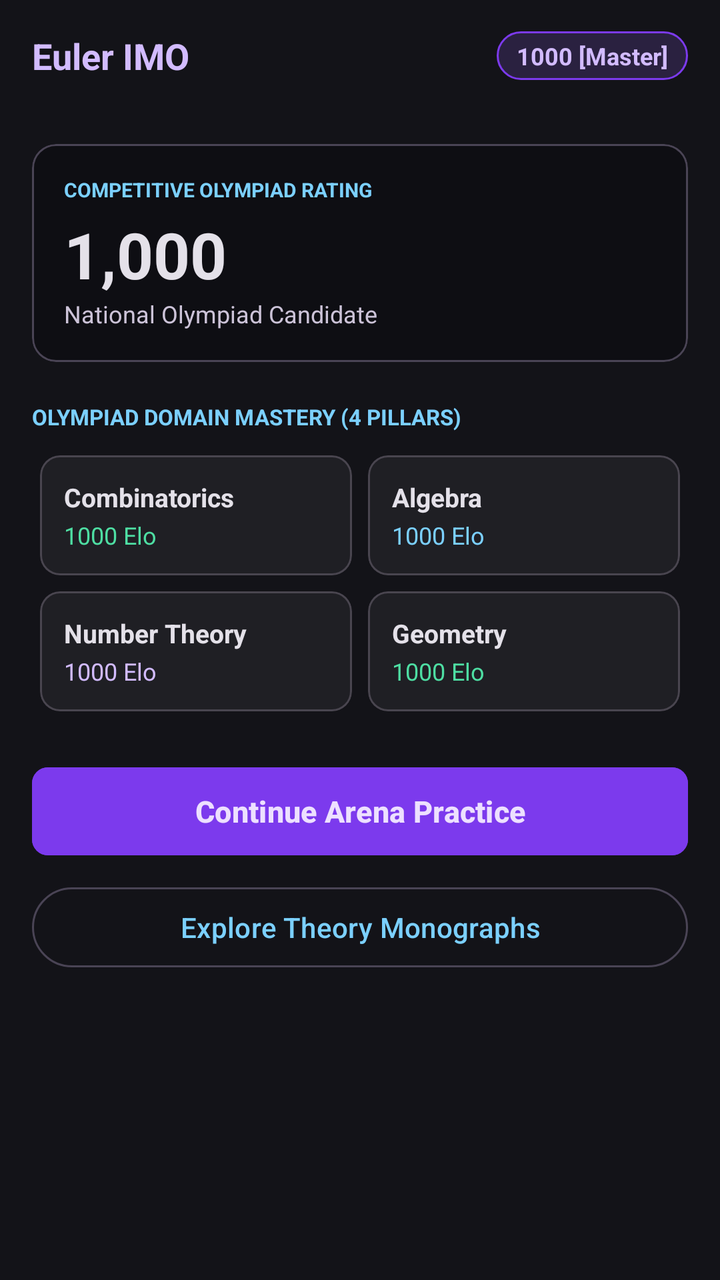
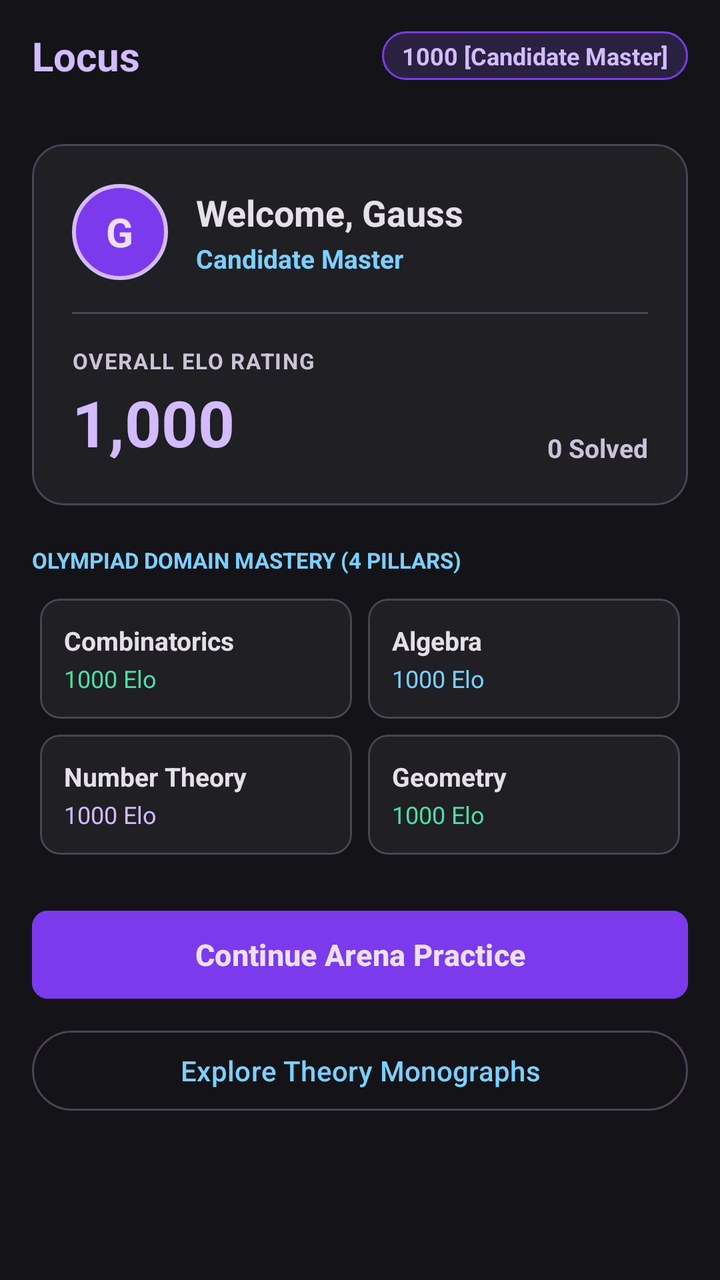

Screens rendered from an Android XML layout before and after an edit, with the pre-edit source and the edit as a unified diff.
<!-- AndroidManifest.xml: application theme Theme.LocusMathOlympiad -->
<!-- res/layout/activity_dashboard.xml -->
<?xml version="1.0" encoding="utf-8"?>
<androidx.coordinatorlayout.widget.CoordinatorLayout xmlns:android="http://schemas.android.com/apk/res/android"
    xmlns:app="http://schemas.android.com/apk/res-auto"
    xmlns:tools="http://schemas.android.com/tools"
    android:layout_width="match_parent"
    android:layout_height="match_parent"
    android:background="@color/background">

    
    <com.google.android.material.appbar.AppBarLayout
        android:layout_width="match_parent"
        android:layout_height="wrap_content"
        android:background="@color/surface">

        <androidx.appcompat.widget.Toolbar
            android:id="@+id/dashboardToolbar"
            android:layout_width="match_parent"
            android:layout_height="56dp"
            android:paddingHorizontal="16dp">

            <TextView
                android:layout_width="wrap_content"
                android:layout_height="wrap_content"
                android:text="Euler IMO"
                android:textColor="@color/primary"
                android:textSize="18sp"
                android:textStyle="bold" />

            <TextView
                android:id="@+id/tvMasterBadge"
                android:layout_width="wrap_content"
                android:layout_height="wrap_content"
                android:layout_gravity="end"
                android:background="@drawable/badge_rounded_violet"
                android:paddingHorizontal="10dp"
                android:paddingVertical="4dp"
                android:text="1000 [Master]"
                android:textColor="@color/primary"
                android:textSize="12sp"
                android:textStyle="bold" />
        </androidx.appcompat.widget.Toolbar>
    </com.google.android.material.appbar.AppBarLayout>

    <androidx.core.widget.NestedScrollView
        android:layout_width="match_parent"
        android:layout_height="match_parent"
        android:fillViewport="true"
        app:layout_behavior="@string/appbar_scrolling_view_behavior">

        <LinearLayout
            android:layout_width="match_parent"
            android:layout_height="wrap_content"
            android:orientation="vertical"
            android:padding="16dp">

            
            <com.google.android.material.card.MaterialCardView
                android:layout_width="match_parent"
                android:layout_height="wrap_content"
                app:cardBackgroundColor="@color/surface_container_lowest"
                app:cardCornerRadius="12dp"
                app:strokeColor="@color/outline_variant"
                app:strokeWidth="1dp">

                <LinearLayout
                    android:layout_width="match_parent"
                    android:layout_height="wrap_content"
                    android:orientation="vertical"
                    android:padding="16dp">

                    <TextView
                        android:layout_width="wrap_content"
                        android:layout_height="wrap_content"
                        android:text="COMPETITIVE OLYMPIAD RATING"
                        android:textColor="@color/secondary"
                        android:textSize="10sp"
                        android:textStyle="bold" />

                    <TextView
                        android:id="@+id/tvOverallElo"
                        android:layout_width="wrap_content"
                        android:layout_height="wrap_content"
                        android:layout_marginTop="4dp"
                        android:text="1,000"
                        android:textColor="@color/on_surface"
                        android:textSize="32sp"
                        android:textStyle="bold" />

                    <TextView
                        android:layout_width="wrap_content"
                        android:layout_height="wrap_content"
                        android:text="National Olympiad Candidate"
                        android:textColor="@color/on_surface_variant"
                        android:textSize="12sp" />
                </LinearLayout>
            </com.google.android.material.card.MaterialCardView>

            
            <TextView
                android:layout_width="wrap_content"
                android:layout_height="wrap_content"
                android:layout_marginTop="20dp"
                android:layout_marginBottom="8dp"
                android:text="OLYMPIAD DOMAIN MASTERY (4 PILLARS)"
                android:textColor="@color/secondary"
                android:textSize="11sp"
                android:textStyle="bold" />

            
            <GridLayout
                android:layout_width="match_parent"
                android:layout_height="wrap_content"
                android:columnCount="2"
                android:rowCount="2">

                
                <com.google.android.material.card.MaterialCardView
                    android:id="@+id/cardCombinatorics"
                    android:layout_width="0dp"
                    android:layout_height="wrap_content"
                    android:layout_columnWeight="1"
                    android:layout_margin="4dp"
                    android:clickable="true"
                    android:focusable="true"
                    app:cardBackgroundColor="@color/surface_container"
                    app:cardCornerRadius="10dp">

                    <LinearLayout
                        android:layout_width="match_parent"
                        android:layout_height="wrap_content"
                        android:orientation="vertical"
                        android:padding="12dp">

                        <TextView
                            android:layout_width="wrap_content"
                            android:layout_height="wrap_content"
                            android:text="Combinatorics"
                            android:textColor="@color/on_surface"
                            android:textSize="13sp"
                            android:textStyle="bold" />

                        <TextView
                            android:id="@+id/tvCombinatoricsElo"
                            android:layout_width="wrap_content"
                            android:layout_height="wrap_content"
                            android:layout_marginTop="2dp"
                            android:text="1000 Elo"
                            android:textColor="@color/tertiary"
                            android:textSize="12sp" />
                    </LinearLayout>
                </com.google.android.material.card.MaterialCardView>

                
                <com.google.android.material.card.MaterialCardView
                    android:id="@+id/cardAlgebra"
                    android:layout_width="0dp"
                    android:layout_height="wrap_content"
                    android:layout_columnWeight="1"
                    android:layout_margin="4dp"
                    android:clickable="true"
                    android:focusable="true"
                    app:cardBackgroundColor="@color/surface_container"
                    app:cardCornerRadius="10dp">

                    <LinearLayout
                        android:layout_width="match_parent"
                        android:layout_height="wrap_content"
                        android:orientation="vertical"
                        android:padding="12dp">

                        <TextView
                            android:layout_width="wrap_content"
                            android:layout_height="wrap_content"
                            android:text="Algebra"
                            android:textColor="@color/on_surface"
                            android:textSize="13sp"
                            android:textStyle="bold" />

                        <TextView
                            android:id="@+id/tvAlgebraElo"
                            android:layout_width="wrap_content"
                            android:layout_height="wrap_content"
                            android:layout_marginTop="2dp"
                            android:text="1000 Elo"
                            android:textColor="@color/secondary"
                            android:textSize="12sp" />
                    </LinearLayout>
                </com.google.android.material.card.MaterialCardView>

                
                <com.google.android.material.card.MaterialCardView
                    android:id="@+id/cardNumberTheory"
                    android:layout_width="0dp"
                    android:layout_height="wrap_content"
                    android:layout_columnWeight="1"
                    android:layout_margin="4dp"
                    android:clickable="true"
                    android:focusable="true"
                    app:cardBackgroundColor="@color/surface_container"
                    app:cardCornerRadius="10dp">

                    <LinearLayout
                        android:layout_width="match_parent"
                        android:layout_height="wrap_content"
                        android:orientation="vertical"
                        android:padding="12dp">

                        <TextView
                            android:layout_width="wrap_content"
                            android:layout_height="wrap_content"
                            android:text="Number Theory"
                            android:textColor="@color/on_surface"
                            android:textSize="13sp"
                            android:textStyle="bold" />

                        <TextView
                            android:id="@+id/tvNumberTheoryElo"
                            android:layout_width="wrap_content"
                            android:layout_height="wrap_content"
                            android:layout_marginTop="2dp"
                            android:text="1000 Elo"
                            android:textColor="@color/primary"
                            android:textSize="12sp" />
                    </LinearLayout>
                </com.google.android.material.card.MaterialCardView>

                
                <com.google.android.material.card.MaterialCardView
                    android:id="@+id/cardGeometry"
                    android:layout_width="0dp"
                    android:layout_height="wrap_content"
                    android:layout_columnWeight="1"
                    android:layout_margin="4dp"
                    android:clickable="true"
                    android:focusable="true"
                    app:cardBackgroundColor="@color/surface_container"
                    app:cardCornerRadius="10dp">

                    <LinearLayout
                        android:layout_width="match_parent"
                        android:layout_height="wrap_content"
                        android:orientation="vertical"
                        android:padding="12dp">

                        <TextView
                            android:layout_width="wrap_content"
                            android:layout_height="wrap_content"
                            android:text="Geometry"
                            android:textColor="@color/on_surface"
                            android:textSize="13sp"
                            android:textStyle="bold" />

                        <TextView
                            android:id="@+id/tvGeometryElo"
                            android:layout_width="wrap_content"
                            android:layout_height="wrap_content"
                            android:layout_marginTop="2dp"
                            android:text="1000 Elo"
                            android:textColor="@color/tertiary"
                            android:textSize="12sp" />
                    </LinearLayout>
                </com.google.android.material.card.MaterialCardView>
            </GridLayout>

            
            <com.google.android.material.button.MaterialButton
                android:id="@+id/btnStartPractice"
                android:layout_width="match_parent"
                android:layout_height="52dp"
                android:layout_marginTop="20dp"
                android:backgroundTint="@color/primary_container"
                android:text="Continue Arena Practice"
                android:textColor="@color/on_primary_container"
                android:textSize="15sp"
                android:textStyle="bold"
                app:cornerRadius="8dp" />

            
            <com.google.android.material.button.MaterialButton
                android:id="@+id/btnOpenTheory"
                style="@style/Widget.Material3.Button.OutlinedButton"
                android:layout_width="match_parent"
                android:layout_height="48dp"
                android:layout_marginTop="8dp"
                android:text="Explore Theory Monographs"
                android:textColor="@color/secondary"
                app:strokeColor="@color/outline_variant" />

        </LinearLayout>
    </androidx.core.widget.NestedScrollView>

</androidx.coordinatorlayout.widget.CoordinatorLayout>
<!-- resources referenced by this layout -->
<resources>
  <color name="background">#131318</color>
  <color name="on_primary_container">#EDE0FF</color>
  <color name="on_surface">#E4E1E9</color>
  <color name="on_surface_variant">#CCC3D8</color>
  <color name="outline_variant">#4A4455</color>
  <color name="primary">#D2BBFF</color>
  <color name="primary_container">#7C3AED</color>
  <color name="secondary">#7BD0FF</color>
  <color name="surface">#131318</color>
  <color name="surface_container">#1F1F24</color>
  <color name="surface_container_lowest">#0E0E13</color>
  <color name="tertiary">#4EDEA3</color>
  <!-- drawable badge_rounded_violet (drawable) -->
  <?xml version="1.0" encoding="utf-8"?>
  <shape xmlns:android="http://schemas.android.com/apk/res/android"
      android:shape="rectangle">
      <corners android:radius="16dp" />
      <solid android:color="#2A2140" />
      <stroke
          android:width="1dp"
          android:color="#7C3AED" />
  </shape>
  <style name="Theme.LocusMathOlympiad" parent="Theme.Material3.Dark.NoActionBar">
          <item name="colorPrimary">@color/primary</item>
          <item name="colorOnPrimary">@color/on_primary</item>
          <item name="colorPrimaryContainer">@color/primary_container</item>
          <item name="colorOnPrimaryContainer">@color/on_primary_container</item>
          <item name="colorSecondary">@color/secondary</item>
          <item name="colorOnSecondary">@color/on_secondary</item>
          <item name="colorTertiary">@color/tertiary</item>
          <item name="colorOnTertiary">@color/on_tertiary</item>
          <item name="android:colorBackground">@color/background</item>
          <item name="colorOnBackground">@color/on_background</item>
          <item name="colorSurface">@color/surface</item>
          <item name="colorOnSurface">@color/on_surface</item>
          <item name="colorSurfaceVariant">@color/surface_variant</item>
          <item name="colorOnSurfaceVariant">@color/on_surface_variant</item>
          <item name="colorOutline">@color/outline</item>
          <item name="android:statusBarColor">@color/background</item>
          <item name="android:navigationBarColor">@color/surface_container</item>
      </style>
  <color name="on_primary">#3F008E</color>
  <color name="on_secondary">#00354A</color>
  <color name="on_tertiary">#003824</color>
  <color name="on_background">#E4E1E9</color>
  <color name="surface_variant">#35343A</color>
  <color name="outline">#958DA1</color>
</resources>

<!-- the commit's change to res/layout/activity_dashboard.xml (unified diff, before → after) -->
@@ -21,9 +21,9 @@
             <TextView
                 android:layout_width="wrap_content"
                 android:layout_height="wrap_content"
-                android:text="Euler IMO"
+                android:text="Locus"
                 android:textColor="@color/primary"
-                android:textSize="18sp"
+                android:textSize="20sp"
                 android:textStyle="bold" />
 
             <TextView
@@ -34,7 +34,7 @@
                 android:background="@drawable/badge_rounded_violet"
                 android:paddingHorizontal="10dp"
                 android:paddingVertical="4dp"
-                android:text="1000 [Master]"
+                android:text="1000 [Candidate Master]"
                 android:textColor="@color/primary"
                 android:textSize="12sp"
                 android:textStyle="bold" />
@@ -57,8 +57,8 @@
             <com.google.android.material.card.MaterialCardView
                 android:layout_width="match_parent"
                 android:layout_height="wrap_content"
-                app:cardBackgroundColor="@color/surface_container_lowest"
-                app:cardCornerRadius="12dp"
+                app:cardBackgroundColor="@color/surface_container"
+                app:cardCornerRadius="16dp"
                 app:strokeColor="@color/outline_variant"
                 app:strokeWidth="1dp">
 
@@ -66,32 +66,109 @@
                     android:layout_width="match_parent"
                     android:layout_height="wrap_content"
                     android:orientation="vertical"
-                    android:padding="16dp">
-
-                    <TextView
-                        android:layout_width="wrap_content"
-                        android:layout_height="wrap_content"
-                        android:text="COMPETITIVE OLYMPIAD RATING"
-                        android:textColor="@color/secondary"
-                        android:textSize="10sp"
-                        android:textStyle="bold" />
-
-                    <TextView
-                        android:id="@+id/tvOverallElo"
-                        android:layout_width="wrap_content"
-                        android:layout_height="wrap_content"
-                        android:layout_marginTop="4dp"
-                        android:text="1,000"
-                        android:textColor="@color/on_surface"
-                        android:textSize="32sp"
-                        android:textStyle="bold" />
-
-                    <TextView
-                        android:layout_width="wrap_content"
-                        android:layout_height="wrap_content"
-                        android:text="National Olympiad Candidate"
-                        android:textColor="@color/on_surface_variant"
-                        android:textSize="12sp" />
+                    android:padding="20dp">
+
+                    
+                    <LinearLayout
+                        android:layout_width="match_parent"
+                        android:layout_height="wrap_content"
+                        android:gravity="center_vertical"
+                        android:orientation="horizontal">
+
+                        <FrameLayout
+                            android:layout_width="48dp"
+                            android:layout_height="48dp"
+                            android:background="@drawable/bg_avatar_circle">
+
+                            <TextView
+                                android:id="@+id/tvUserInitial"
+                                android:layout_width="wrap_content"
+                                android:layout_height="wrap_content"
+                                android:layout_gravity="center"
+                                android:text="G"
+                                android:textColor="@color/on_primary_container"
+                                android:textSize="20sp"
+                                android:textStyle="bold" />
+                        </FrameLayout>
+
+                        <LinearLayout
+                            android:layout_width="0dp"
+                            android:layout_height="wrap_content"
+                            android:layout_marginStart="14dp"
+                            android:layout_weight="1"
+                            android:orientation="vertical">
+
+                            <TextView
+                                android:id="@+id/tvGreeting"
+                                android:layout_width="wrap_content"
+                                android:layout_height="wrap_content"
+                                android:text="Welcome, Gauss"
+                                android:textColor="@color/on_surface"
+                                android:textSize="18sp"
+                                android:textStyle="bold" />
+
+                            <TextView
+                                android:id="@+id/tvUserRank"
+                                android:layout_width="wrap_content"
+                                android:layout_height="wrap_content"
+                                android:layout_marginTop="2dp"
+                                android:text="Candidate Master"
+                                android:textColor="@color/secondary"
+                                android:textSize="13sp"
+                                android:textStyle="bold" />
+                        </LinearLayout>
+
+                    </LinearLayout>
+
+                    <View
+                        android:layout_width="match_parent"
+                        android:layout_height="1dp"
+                        android:layout_marginVertical="16dp"
+                        android:background="@color/outline_variant" />
+
+                    
+                    <LinearLayout
+                        android:layout_width="match_parent"
+                        android:layout_height="wrap_content"
+                        android:gravity="bottom"
+                        android:orientation="horizontal">
+
+                        <LinearLayout
+                            android:layout_width="0dp"
+                            android:layout_height="wrap_content"
+                            android:layout_weight="1"
+                            android:orientation="vertical">
+
+                            <TextView
+                                android:layout_width="wrap_content"
+                                android:layout_height="wrap_content"
+                                android:text="OVERALL ELO RATING"
+                                android:textColor="@color/on_surface_variant"
+                                android:textSize="11sp"
+                                android:textStyle="bold"
+                                android:letterSpacing="0.05" />
+
+                            <TextView
+                                android:id="@+id/tvOverallElo"
+                                android:layout_width="wrap_content"
+                                android:layout_height="wrap_content"
+                                android:layout_marginTop="2dp"
+                                android:text="1,000"
+                                android:textColor="@color/primary"
+                                android:textSize="32sp"
+                                android:textStyle="bold" />
+                        </LinearLayout>
+
+                        <TextView
+                            android:id="@+id/tvSolvedCount"
+                            android:layout_width="wrap_content"
+                            android:layout_height="wrap_content"
+                            android:text="0 Solved"
+                            android:textColor="@color/on_surface_variant"
+                            android:textSize="13sp"
+                            android:textStyle="bold" />
+                    </LinearLayout>
+
                 </LinearLayout>
             </com.google.android.material.card.MaterialCardView>
 
<!-- resource entries referenced after the edit -->
@@ -10,7 +10,6 @@
   <color name="secondary">#7BD0FF</color>
   <color name="surface">#131318</color>
   <color name="surface_container">#1F1F24</color>
-  <color name="surface_container_lowest">#0E0E13</color>
   <color name="tertiary">#4EDEA3</color>
   <!-- drawable badge_rounded_violet (drawable) -->
   <?xml version="1.0" encoding="utf-8"?>
@@ -21,6 +20,15 @@
       <stroke
           android:width="1dp"
           android:color="#7C3AED" />
+  </shape>
+  <!-- drawable bg_avatar_circle (drawable) -->
+  <?xml version="1.0" encoding="utf-8"?>
+  <shape xmlns:android="http://schemas.android.com/apk/res/android"
+      android:shape="oval">
+      <solid android:color="@color/primary_container" />
+      <stroke
+          android:width="2dp"
+          android:color="@color/primary" />
   </shape>
   <style name="Theme.LocusMathOlympiad" parent="Theme.Material3.Dark.NoActionBar">
           <item name="colorPrimary">@color/primary</item>
